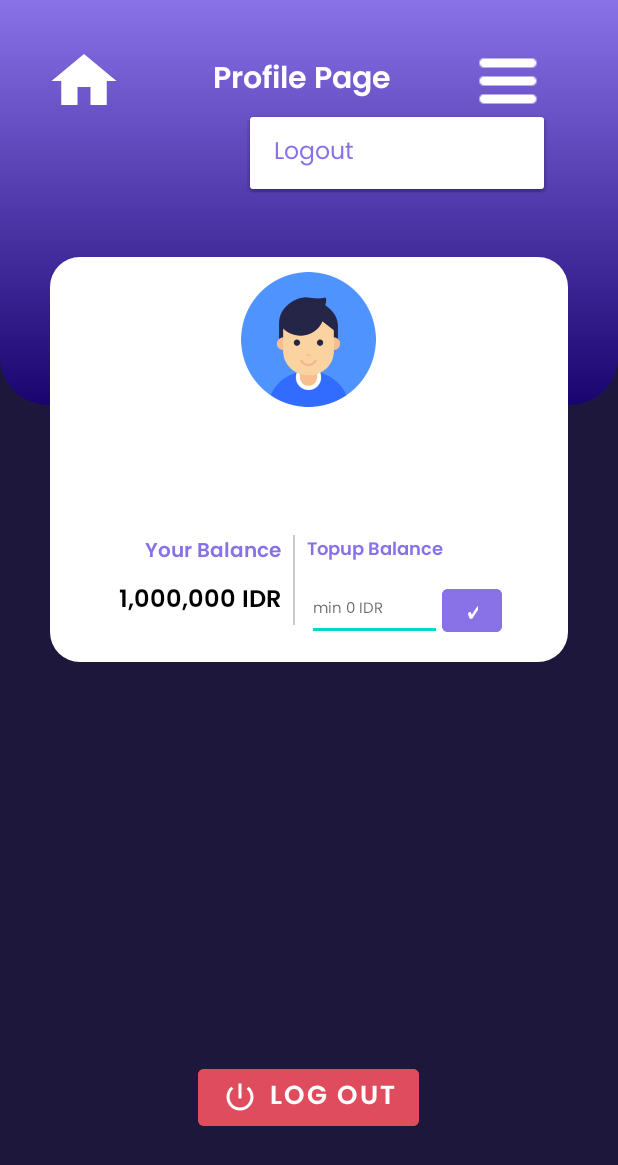
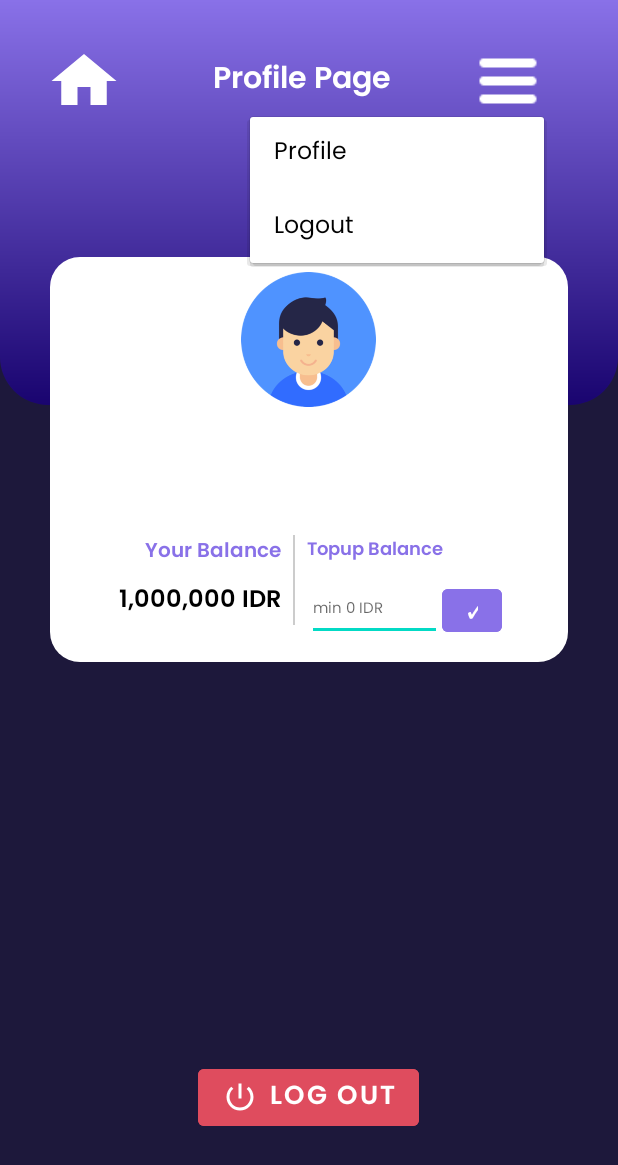
Before and after one commit to torianyap/VACash, an Android app: the Profile screen opened directly, with no data from a screen before it, after a tap on an icon or button, on a phone screen of 412 x 824 dp. Shown: the top 1165 px of the screen. Run offline under Robolectric (Android 15) with nearby library versions, the phone set to English and light mode, and no system bars.

Commit message:
menu mouse down

```diff
--- a/app/src/main/AndroidManifest.xml
+++ b/app/src/main/AndroidManifest.xml
@@ -36,17 +36,16 @@
         </activity>
         <activity
             android:name=".Homepage"
+            android:exported="false">
+        </activity>
+        <activity
+            android:name=".SplashPage"
             android:exported="true">
-
             <intent-filter>
                 <action android:name="android.intent.action.MAIN" />
 
                 <category android:name="android.intent.category.LAUNCHER" />
             </intent-filter>
-        </activity>
-        <activity
-            android:name=".SplashPage"
-            android:exported="true">
             <meta-data
                 android:name="android.app.lib_name"
                 android:value="" />
--- a/app/src/main/java/com/example/vacash/Homepage.java
+++ b/app/src/main/java/com/example/vacash/Homepage.java
@@ -136,9 +136,6 @@ public class Homepage extends AppCompatActivity {
         });
         slideDownAnimatorSet.start();
         popupMenu.show();
-
-        // Change background color when the dropdown is shown
-//        mainLayout.setBackgroundColor(Color.parseColor("#800080")); // Purple color with 50% opacity
     }
 
     private void navigateToLogout() {
--- a/app/src/main/java/com/example/vacash/Profile.java
+++ b/app/src/main/java/com/example/vacash/Profile.java
@@ -101,7 +101,7 @@ public class Profile extends AppCompatActivity implements RecyclerViewInterface
     private void showPopupMenu(View view) {
         Context wrapper = new ContextThemeWrapper(this, R.style.MenuStyle);
         PopupMenu popupMenu = new PopupMenu(wrapper, view, Gravity.END);
-        popupMenu.getMenuInflater().inflate(R.menu.dropdown_menu_profile, popupMenu.getMenu());
+        popupMenu.getMenuInflater().inflate(R.menu.dropdown_menu, popupMenu.getMenu());
         popupMenu.setOnMenuItemClickListener(new PopupMenu.OnMenuItemClickListener() {
 
             @Override
--- /dev/null
+++ b/app/src/main/res/drawable/menu_selector.xml
@@ -0,0 +1,34 @@
+<?xml version="1.0" encoding="utf-8"?>
+<selector xmlns:android="http://schemas.android.com/apk/res/android">
+    <item android:state_window_focused="false" android:drawable="@android:color/transparent" />
+
+    <!-- Even though these two point to the same resource, have two states so the drawable will invalidate itself when coming out of pressed state. -->
+    <item
+        android:state_focused="true"
+        android:state_enabled="false"
+        android:state_pressed="true"
+        android:drawable="@color/lightpurple"
+        />
+    <item
+        android:state_focused="true"
+        android:state_enabled="false"
+        android:color="@color/white"
+        android:drawable="@color/lightpurple"
+        />
+    <item
+        android:state_focused="true"
+        android:state_pressed="true"
+        android:color="@color/white"
+        android:drawable="@color/lightpurple"
+        />
+    <item
+        android:state_focused="false"
+        android:state_pressed="true"
+        android:color="@color/white"
+        android:drawable="@color/lightpurple"
+        />
+    <item android:state_focused="true"
+        android:color="@color/white"
+        android:drawable="@color/lightpurple"
+        />
+</selector>
--- a/app/src/main/res/layout/activity_detail_page.xml
+++ b/app/src/main/res/layout/activity_detail_page.xml
@@ -36,6 +36,7 @@
         android:backgroundTint="#EBEBEB"
         android:hint="Username"
         android:paddingStart="10dp"
+        android:textSize="15sp"
         android:textColor="@color/black"
         android:textColorHint="#9F9F9F"
         app:layout_constraintEnd_toEndOf="parent"
@@ -113,6 +114,7 @@
         android:hint="Email"
         android:inputType="textEmailAddress"
         android:paddingStart="10dp"
+        android:textSize="15sp"
         android:textColor="@color/black"
         android:textColorHint="#9F9F9F"
         app:layout_constraintEnd_toEndOf="parent"
--- a/app/src/main/res/menu/dropdown_menu.xml
+++ b/app/src/main/res/menu/dropdown_menu.xml
@@ -2,8 +2,9 @@
 <menu xmlns:android="http://schemas.android.com/apk/res/android">
     <item
         android:id="@+id/menu_profile"
-        android:title="Profile" />
+        android:title="Profile"/>
     <item
         android:id="@+id/menu_logout"
-        android:title="Logout" />
+        android:title="Logout"/>
+
 </menu>
--- a/app/src/main/res/values/themes.xml
+++ b/app/src/main/res/values/themes.xml
@@ -13,10 +13,30 @@
         <!-- Status bar color. -->
         <item name="android:statusBarColor">?attr/colorPrimaryVariant</item>
         <!-- Customize your theme here. -->
+
+        <item name="popupMenuStyle">@style/MenuStyle</item>
+        <item name="android:dropDownListViewStyle">@style/ListViewStyle</item>
+        <item name="dropDownListViewStyle">@style/ListViewStyle</item>
+        <item name="android:textAppearanceLargePopupMenu">@style/PopupMenuTextAppearanceLarge</item>
+        <item name="android:textAppearanceSmallPopupMenu">@style/myPopupMenuTextAppearanceSmall</item>
     </style>
 
-    <style name="MenuStyle" parent="ThemeOverlay.AppCompat.Light">
-        <item name="android:colorBackground">@color/white</item>
+    <style name="PopupMenuTextAppearanceLarge"  parent="@style/TextAppearance.AppCompat.Widget.PopupMenu.Large">
         <item name="android:textColor">@color/lightpurple</item>
     </style>
+
+    <style name="myPopupMenuTextAppearanceSmall" parent="@style/TextAppearance.AppCompat.Widget.PopupMenu.Small">
+        <item name="android:textColor">@color/white</item>
+    </style>
+
+    <style name="MenuStyle" parent="@android:style/Widget.PopupMenu">
+        <item name="android:colorBackground">@color/white</item>
+        <item name="android:textColor">@color/black</item>
+    </style>
+
+    <style name="ListViewStyle" parent="@android:style/Widget.ListView">
+        <item name="android:listSelector">@drawable/menu_selector</item>
+        <item name="android:divider">@color/white</item>
+        <item name="android:dividerHeight">1dp</item>
+    </style>
 </resources>
```
